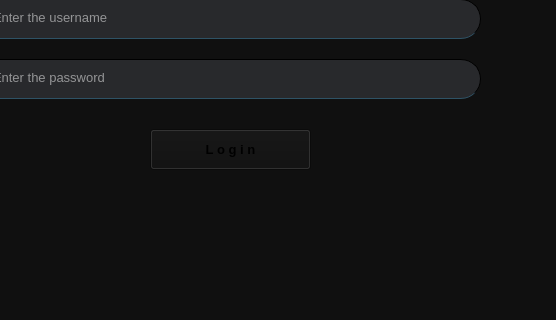
Qt form frontend/login.ui (rushii1192/covid-mgmt) before a commit; both pictures show x 100 to 656 and y 270 to 590 of the 656 by 590 pixel window.
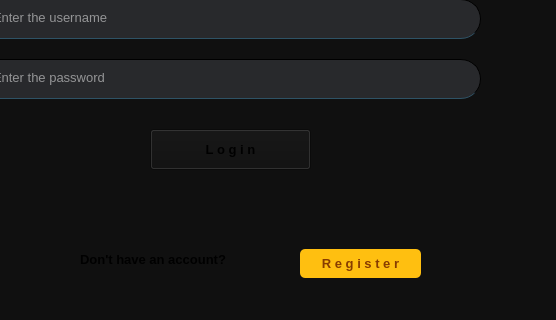
The same form after that commit.

Patch:
```diff
--- a/frontend/login.ui
+++ b/frontend/login.ui
@@ -126,6 +126,56 @@
      <string></string>
     </property>
    </widget>
+   <widget class="QLabel" name="label_2">
+    <property name="geometry">
+     <rect>
+      <x>180</x>
+      <y>500</y>
+      <width>261</width>
+      <height>20</height>
+     </rect>
+    </property>
+    <property name="font">
+     <font>
+      <pointsize>10</pointsize>
+      <bold>true</bold>
+     </font>
+    </property>
+    <property name="text">
+     <string>Don't have an account?</string>
+    </property>
+   </widget>
+   <widget class="QPushButton" name="b2">
+    <property name="geometry">
+     <rect>
+      <x>400</x>
+      <y>500</y>
+      <width>121</width>
+      <height>29</height>
+     </rect>
+    </property>
+    <property name="font">
+     <font>
+      <pointsize>10</pointsize>
+      <bold>true</bold>
+     </font>
+    </property>
+    <property name="styleSheet">
+     <string notr="true">QPushButton#b2{
+background-color:rgb(255,191,16);
+color:rgb(135,60,0);
+border-radius:5px;
+}
+
+QPushButton#b2:pressed{
+background-color:rgb(255,225,16);
+}
+</string>
+    </property>
+    <property name="text">
+     <string>R e g i s t e r</string>
+    </property>
+   </widget>
   </widget>
   <widget class="QMenuBar" name="menubar">
    <property name="geometry">
```
Left out of the diff: 2 changed lines with no effect on the pictures.
